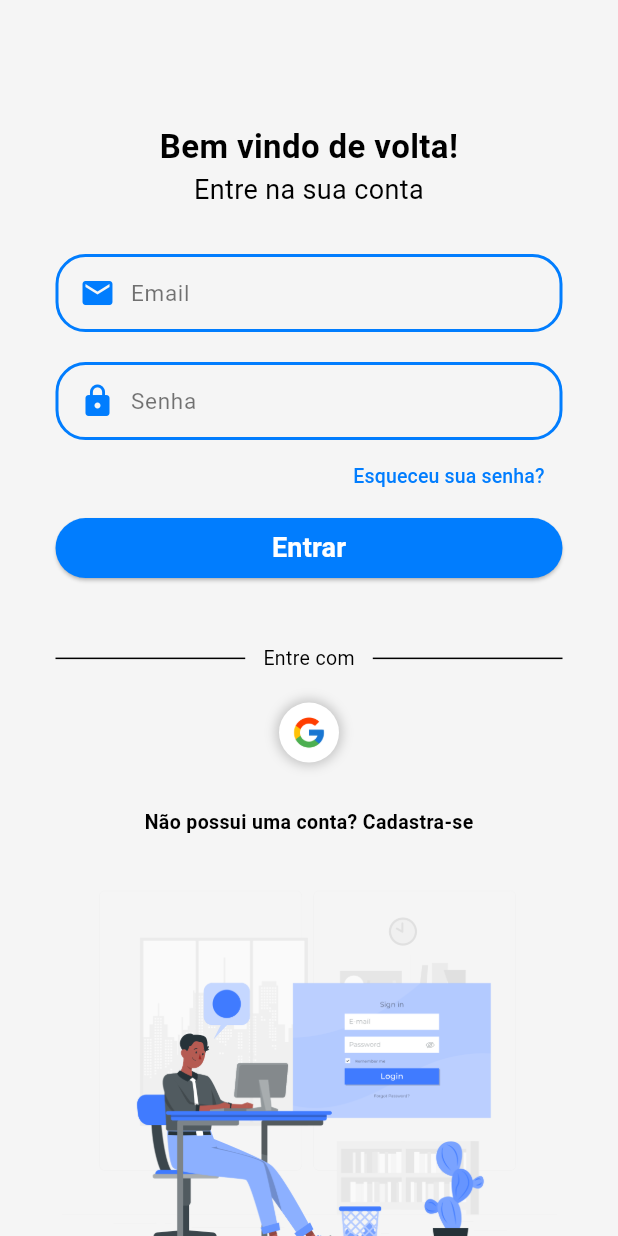
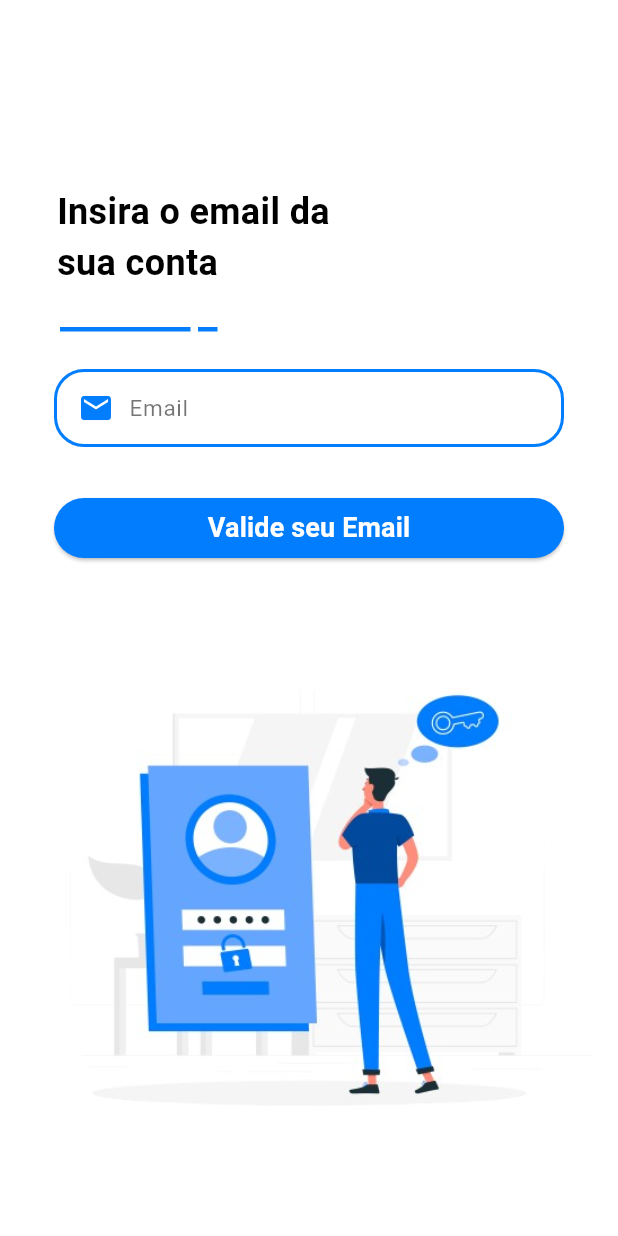
Before and after one commit to ericdiasblu/servblu, a Flutter app: the LoginScreen screen opened directly, after a tap on "Esqueceu sua senha?", on a phone screen of 412 x 824 dp. Run offline on Flutter 3.47's test engine with Material 3 defaults, Android fonts, the phone set to English and light mode, and no system bars.

Commit message:
email validate e forgot password

```diff
--- /dev/null
+++ b/lib/models/build_button.dart
@@ -0,0 +1,45 @@
+import 'package:flutter/material.dart';
+
+class BuildButton extends StatelessWidget {
+  final String textButton;
+  final Widget? screenRoute; // Renomeado para 'screenRoute' para seguir a convenção de nomenclatura
+
+  const BuildButton({
+    Key? key,
+    required this.textButton,
+    this.screenRoute,
+  }) : super(key: key);
+
+  @override
+  Widget build(BuildContext context) {
+    return ElevatedButton(
+      style: ElevatedButton.styleFrom(
+        backgroundColor: const Color(0xFF017DFE),
+        shape: RoundedRectangleBorder(
+          borderRadius: BorderRadius.circular(22),
+        ),
+        minimumSize: const Size(double.infinity, 40),
+        padding: EdgeInsets.zero,
+      ),
+      onPressed: () {
+        if (screenRoute != null) { // Verifica se 'screenRoute' não é null
+          Navigator.push(
+            context,
+            MaterialPageRoute(builder: (context) => screenRoute!),
+          );
+        } else {
+          // Aqui você pode adicionar um comportamento padrão ou um alerta, se necessário
+          print("ScreenRoute is null!");
+        }
+      },
+      child: Text(
+        textButton,
+        style: const TextStyle(
+          color: Colors.white,
+          fontSize: 18,
+          fontWeight: FontWeight.bold,
+        ),
+      ),
+    );
+  }
+}
--- /dev/null
+++ b/lib/screens/email_validate_screen.dart
@@ -0,0 +1,97 @@
+import 'package:flutter/material.dart';
+import 'package:servblu/models/build_button.dart';
+import 'package:servblu/models/input_field.dart';
+import 'package:servblu/screens/forgot_password_screen.dart';
+
+class EmailValidateScreen extends StatelessWidget {
+  const EmailValidateScreen({super.key});
+
+  @override
+  Widget build(BuildContext context) {
+    return Scaffold(
+      backgroundColor: const Color(0xFFF5F5F5),
+      body: SafeArea(
+        child: Container(
+          constraints: const BoxConstraints.expand(),
+          color: Color(0xFFFFFFFF),
+          child: Column(
+            crossAxisAlignment: CrossAxisAlignment.start,
+            children: [
+              Expanded(
+                child: Container(
+                  color: Color(0xFFFFFFFF),
+                  width: double.infinity,
+                  height: double.infinity,
+                  child: SingleChildScrollView(
+                      child: Column(
+                    crossAxisAlignment: CrossAxisAlignment.start,
+                    children: [
+                      Container(
+                        margin: const EdgeInsets.only(
+                            top: 124, bottom: 26, left: 38, right: 171),
+                        width: double.infinity,
+                        child: Text(
+                          "Insira o email da sua conta",
+                          style: TextStyle(
+                            color: Color(0xFF000000),
+                            fontSize: 24,
+                            fontWeight: FontWeight.bold,
+                          ),
+                        ),
+                      ),
+                      IntrinsicHeight(
+                        child: Container(
+                          margin: const EdgeInsets.only(
+                              bottom: 25, left: 40, right: 267),
+                          width: double.infinity,
+                          child: Row(
+                              crossAxisAlignment: CrossAxisAlignment.start,
+                              children: [
+                                Expanded(
+                                  child: Container(
+                                    color: Color(0xFF017DFE),
+                                    height: 3,
+                                    width: double.infinity,
+                                  ),
+                                ),
+                                SizedBox(width: 5,),
+                                Container(
+                                  color: Color(0xFF017DFE),
+                                  width: 13,
+                                  height: 3,
+                                ),
+                              ]),
+                        ),
+                      ),
+
+                      Padding(
+                        padding: const EdgeInsets.symmetric(
+                            horizontal: 36), // Adicionando padding global
+                        child: Column(children: [
+                          InputField(icon: Icons.email, hintText: "Email"),
+                          SizedBox(height: 10,),
+                          BuildButton(textButton: "Valide seu Email",screenRoute: ForgotPasswordScreen(),)
+                        ],)
+                      ),
+
+                      SizedBox(height: 40,),
+
+                      Container(
+                          margin: const EdgeInsets.only(
+                              bottom: 38, left: 8, right: 8),
+                          height: 376,
+                          width: double.infinity,
+                          child: Image(
+                              image: AssetImage(
+                                  "assets/forgot_password_image.png")))
+                    ],
+                  )),
+                ),
+              ),
+            ],
+          ),
+        ),
+      ),
+    );
+  }
+}
--- a/lib/screens/login_screen.dart
+++ b/lib/screens/login_screen.dart
@@ -1,5 +1,7 @@
 import 'package:flutter/material.dart';
+import 'package:servblu/models/build_button.dart';
 import 'package:servblu/models/input_field.dart';
+import 'package:servblu/screens/email_validate_screen.dart';
 import 'signup_screen.dart'; // Importe a tela de cadastro
 
 class LoginScreen extends StatelessWidget {
@@ -43,7 +45,7 @@ class LoginScreen extends StatelessWidget {
                 children: [
                   TextButton(
                     onPressed: () {
-                      // Ação para a recuperação de senha
+                      Navigator.push(context, MaterialPageRoute(builder: (context) => EmailValidateScreen()));
                     },
                     child: const Text(
                       "Esqueceu sua senha?",
@@ -57,25 +59,7 @@ class LoginScreen extends StatelessWidget {
               ),
 
               // Botão de login
-              ElevatedButton(
-                style: ElevatedButton.styleFrom(
-                  backgroundColor: const Color(0xFF017DFE),
-                  shape: RoundedRectangleBorder(
-                    borderRadius: BorderRadius.circular(22),
-                  ),
-                  minimumSize: const Size(double.infinity, 40),
-                  padding: EdgeInsets.zero,
-                ),
-                onPressed: () {},
-                child: const Text(
-                  "Entrar",
-                  style: TextStyle(
-                    color: Colors.white,
-                    fontSize: 18,
-                    fontWeight: FontWeight.bold,
-                  ),
-                ),
-              ),
+              BuildButton(textButton: "Entrar"),
 
               const SizedBox(height: 40),
 
--- a/pubspec.yaml
+++ b/pubspec.yaml
@@ -61,6 +61,7 @@ flutter:
     - assets/inicial_image.png
     - assets/login.png
     - assets/google_icon.png
+    - assets/forgot_password_image.png
 
   # To add assets to your application, add an assets section, like this:
   # assets:
```
Also changed, not shown: lib/screens/forgot_password_screen.dart (added, +91 -0 lines), lib/screens/signup_screen.dart (+2 -19 lines), 4 other files.
